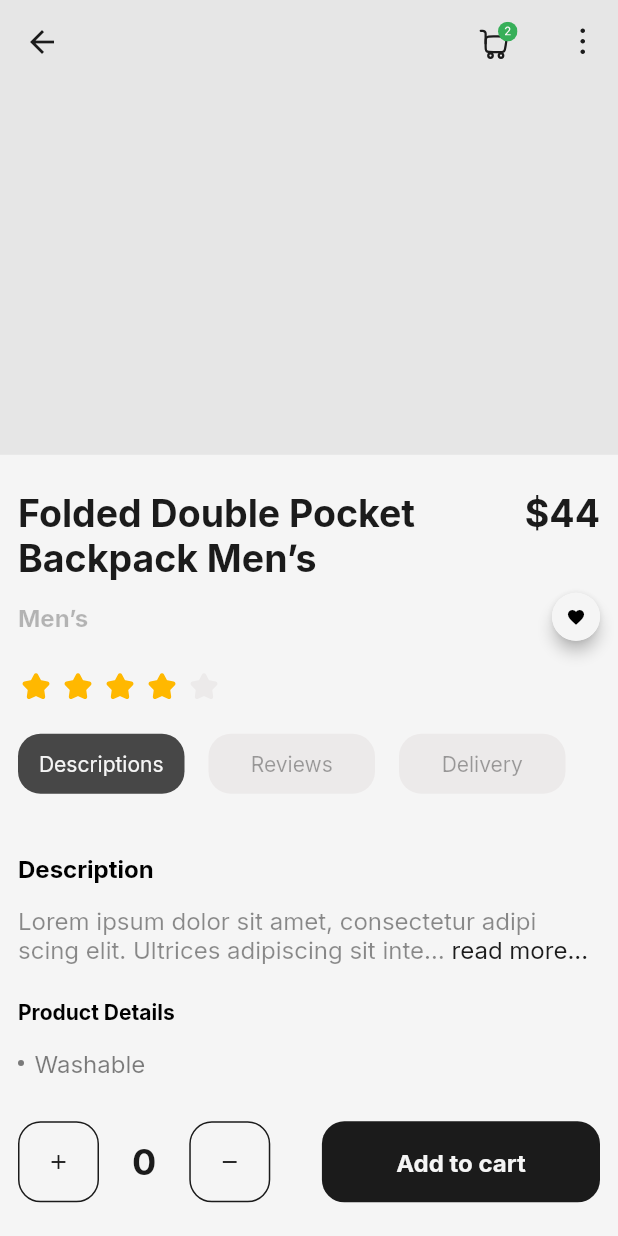
After one commit to techofic/Finesse-App, a Flutter app: the ProductDetails screen opened by its route, on a phone screen of 412 x 824 dp. The commit adds this screen. Run offline on Flutter 3.47's test engine with Material 2 defaults, Android fonts, the phone set to English and light mode, and no system bars; drawn by our look-alikes of readmore; our stand-ins replace banner_carousel, convex_bottom_bar, flutter_svg, flutter_switch, google_fonts, group_radio_button; missing offline and left inert: find_dropdown; project files that could hold a hidden picture were left out.

Commit message:
ui-product-details-page

```diff
--- a/lib/main.dart
+++ b/lib/main.dart
@@ -6,6 +6,7 @@ import 'package:finesse/views/screens/auth/resetpassword/view/reset_password_pag
 import 'package:finesse/views/screens/auth/signup/view/signup_page.dart';
 import 'package:finesse/views/screens/category/men_categories.dart';
 import 'package:finesse/views/screens/main_screen.dart';
+import 'package:finesse/views/screens/product_details/product_details.dart';
 import 'package:flutter/material.dart';
 
 
@@ -35,6 +36,7 @@ class MyApp extends StatelessWidget {
         '/confirmPassword': (context) => const ConfirmPasswordPage(),
         '/notification': (context) => const NotificationPage(),
         '/menCategories': (context) => const MenSection(),
+        '/productDetails': (context) => const ProductDetails(),
 
       },
     );
--- a/lib/views/globalComponents/card/product_card.dart
+++ b/lib/views/globalComponents/card/product_card.dart
@@ -27,7 +27,11 @@ class ProductCard extends StatelessWidget {
   Widget build(BuildContext context) {
     return Stack(
       children: [
-        Container(
+        InkWell(
+          onTap: (){
+            Navigator.pushNamed(context, '/productDetails');
+          },
+          child: Container(
             width: MediaQuery.of(context).size.width * 0.4,
             height: 183,
             padding: const EdgeInsets.all(12),
@@ -141,6 +145,7 @@ class ProductCard extends StatelessWidget {
               ],
             ),
           ),
+        ),
         check == true
             ? Positioned(
                 right: 36,
--- /dev/null
+++ b/lib/views/screens/product_details/components/product_delivery.dart
@@ -0,0 +1,66 @@
+import 'package:finesse/views/styles/k_colors.dart';
+import 'package:flutter/material.dart';
+import 'package:flutter_svg/svg.dart';
+
+import '../../../styles/k_text_style.dart';
+
+class ProductDelivery extends StatelessWidget {
+  const ProductDelivery({Key? key}) : super(key: key);
+
+  @override
+  Widget build(BuildContext context) {
+    return Column(
+      children: [
+        Row(
+          mainAxisAlignment: MainAxisAlignment.spaceBetween,
+          children: [
+            Text(
+              'Delivery',
+              style: KTextStyle.subtitle7.copyWith(color: Colors.black),
+            ),
+            SvgPicture.asset('assets/images/bottom-arrow.svg'),
+          ],
+        ),
+        const SizedBox(height: 25),
+        Column(
+          crossAxisAlignment: CrossAxisAlignment.start,
+          children: [
+            Row(
+              mainAxisAlignment: MainAxisAlignment.spaceBetween,
+              children: [
+                Text(
+                  'Standard Delivery',
+                  style: KTextStyle.subtitle4.copyWith(color: KColor.baseBlack.withOpacity(0.8),),
+                ),
+                Text(
+                  '\$30',
+                  style: KTextStyle.subtitle7.copyWith(color: KColor.baseBlack),
+                ),
+              ],
+            ),
+            const SizedBox(height: 25),
+            Text(
+              '20-25 working days',
+              style: KTextStyle.description.copyWith(color:KColor.blackbg.withOpacity(0.5)),
+            ),
+            const Padding(
+              padding:  EdgeInsets.symmetric(vertical: 16.0),
+              child: Divider(color: KColor.dividerColor,),
+            ),
+            Row(
+              mainAxisAlignment: MainAxisAlignment.spaceBetween,
+              children: [
+                Text(
+                  'Standard Delivery',
+                  style: KTextStyle.subtitle4.copyWith(color: KColor.baseBlack.withOpacity(0.8),),
+                ),
+                SvgPicture.asset('assets/images/bottom-arrow.svg'),
+              ],
+            ),
+            const SizedBox(height: 35),
+          ],
+        )
+      ],
+    );
+  }
+}
--- /dev/null
+++ b/lib/views/screens/product_details/components/product_description.dart
@@ -0,0 +1,160 @@
+import 'package:finesse/views/styles/k_colors.dart';
+import 'package:finesse/views/styles/k_text_style.dart';
+import 'package:flutter/material.dart';
+import 'package:readmore/readmore.dart';
+
+class ProductDescription extends StatefulWidget {
+  const ProductDescription({Key? key}) : super(key: key);
+
+  @override
+  State<ProductDescription> createState() => _ProductDescriptionState();
+}
+
+class _ProductDescriptionState extends State<ProductDescription> {
+  String details =
+      "Lorem ipsum dolor sit amet, consectetur adipi scing elit. Ultrices adipiscing sit integer ornare cras massa nulla. ces adipi scing sit integer ornare cras massa nulla";
+
+  @override
+  Widget build(BuildContext context) {
+    return Column(
+      crossAxisAlignment: CrossAxisAlignment.start,
+      children: [
+        Text(
+          'Description',
+          style: KTextStyle.subtitle7.copyWith(color: Colors.black),
+        ),
+        Padding(
+          padding: const EdgeInsets.only(top: 16.0, bottom: 24),
+          child: ReadMoreText(
+            details,
+            trimLines: 2,
+            colorClickableText: Colors.pink,
+            trimMode: TrimMode.Line,
+            trimCollapsedText: 'read more...',
+            trimExpandedText: ' Show less',
+            style: KTextStyle.description.copyWith(
+              color: KColor.blackbg.withOpacity(0.5),
+            ),
+            moreStyle: KTextStyle.description.copyWith(
+              color: KColor.blackbg,
+            ),
+            lessStyle: KTextStyle.description.copyWith(
+              color: KColor.blackbg,
+            ),
+          ),
+        ),
+        Text(
+          'Product Details',
+          style: KTextStyle.subtitle4.copyWith(color: Colors.black),
+        ),
+        const SizedBox(height: 16),
+        Row(
+          children: [
+            CircleAvatar(
+              radius: 2,
+              backgroundColor: KColor.black.withOpacity(0.5),
+            ),
+            const SizedBox(width: 7),
+            Text(
+              'Washable',
+              style: KTextStyle.description.copyWith(
+                color: KColor.black.withOpacity(0.5),
+              ),
+            ),
+          ],
+        ),
+        const SizedBox(height: 8),
+        Row(
+          children: [
+            CircleAvatar(
+              radius: 2,
+              backgroundColor: KColor.black.withOpacity(0.5),
+            ),
+            const SizedBox(width: 7),
+            Text(
+              'High Quality',
+              style: KTextStyle.description.copyWith(
+                color: KColor.black.withOpacity(0.5),
+              ),
+            ),
+          ],
+        ),
+        const SizedBox(height: 8),
+        Row(
+          children: [
+            CircleAvatar(
+              radius: 2,
+              backgroundColor: KColor.black.withOpacity(0.5),
+            ),
+            const SizedBox(width: 7),
+            Text(
+              'Travel Friendly',
+              style: KTextStyle.description.copyWith(
+                color: KColor.black.withOpacity(0.5),
+              ),
+            ),
+          ],
+        ),
+        const SizedBox(height: 32),
+        Text(
+          'Recommended',
+          style: KTextStyle.subtitle4.copyWith(color: Colors.black),
+        ),
+        const SizedBox(height: 16),
+        Container(
+          height: 150,
+          child: ListView.builder(
+            scrollDirection: Axis.horizontal,
+            itemCount: 4,
+            itemBuilder: (BuildContext context, int index) {
+              return Column(
+                children: [
+                  Container(
+                    height: 113,
+                    padding: const EdgeInsets.symmetric(horizontal: 18),
+                    margin: const EdgeInsets.only(right: 24),
+                    decoration: BoxDecoration(
+                      borderRadius: BorderRadius.circular(15),
+                      color: KColor.appBackground,
+                      boxShadow: [
+                        BoxShadow(
+                          color: KColor.shadowColor.withOpacity(0.2),
+                          spreadRadius: 0,
+                          blurRadius: 12,
+                          offset:
+                              const Offset(4, 4), // changes position of shadow
+                        ),
+                        BoxShadow(
+                          color: KColor.shadowColor.withOpacity(0.2),
+                          spreadRadius: 0,
+                          blurRadius: 12,
+                          offset: const Offset(
+                              -4, -4), // changes position of shadow
+                        ),
+                      ],
+                    ),
+                    child: Center(
+                      child: Image.asset(
+                        'assets/images/travel-bag.png',
+                        height: 57,
+                      ),
+                    ),
+                  ),
+                  Padding(
+                    padding: const EdgeInsets.only(right: 24.0, top: 4),
+                    child: Text(
+                      '\$44.90',
+                      style:
+                          KTextStyle.subtitle4.copyWith(color: KColor.blackbg),
+                    ),
+                  ),
+                ],
+              );
+            },
+          ),
+        ),
+        const SizedBox(height: 20),
+      ],
+    );
+  }
+}
--- /dev/null
+++ b/lib/views/screens/product_details/components/product_review.dart
@@ -0,0 +1,16 @@
+import 'package:flutter/material.dart';
+
+class ProductReview extends StatelessWidget {
+  const ProductReview({Key? key}) : super(key: key);
+
+  @override
+  Widget build(BuildContext context) {
+    return Container(
+      child: Column(
+        children: [
+          Text('review',)
+        ],
+      ),
+    );
+  }
+}
--- /dev/null
+++ b/lib/views/screens/product_details/product_details.dart
@@ -0,0 +1,272 @@
+import 'package:finesse/views/styles/k_colors.dart';
+import 'package:finesse/views/styles/k_text_style.dart';
+import 'package:flutter/material.dart';
+import 'package:flutter_svg/svg.dart';
+import 'package:google_fonts/google_fonts.dart';
+
+import 'components/product_delivery.dart';
+import 'components/product_description.dart';
+import 'components/product_review.dart';
+
+class ProductDetails extends StatefulWidget {
+  const ProductDetails({Key? key}) : super(key: key);
+
+  @override
+  State<ProductDetails> createState() => _ProductDetailsState();
+}
+
+class _ProductDetailsState extends State<ProductDetails> {
+  List<String> items = [
+    "Descriptions",
+    "Reviews",
+    "Delivery",
+  ];
+
+  int current = 0;
+  int count = 0;
+
+  @override
+  Widget build(BuildContext context) {
+    return SafeArea(
+      child: Scaffold(
+        backgroundColor: KColor.whiteBackground,
+        appBar: AppBar(
+          backgroundColor: KColor.cirColor,
+          elevation: 0,
+          leading: InkWell(
+              onTap: () {
+                Navigator.pop(context);
+              },
+              child: const Icon(
+                Icons.arrow_back,
+                size: 24,
+                color: KColor.blackbg,
+              )),
+          actions: [
+            Padding(
+              padding: const EdgeInsets.only(right: 12.0),
+              child: Row(
+                children: [
+                  SvgPicture.asset('assets/images/cart.svg'),
+                  const SizedBox(width: 31.0),
+                  SvgPicture.asset('assets/images/pin.svg'),
+                ],
+              ),
+            ),
+          ],
+        ),
+        body: Column(
+          children: [
+            Container(
+              height: MediaQuery.of(context).size.height * 0.3,
+              color: KColor.cirColor,
+            ),
+            Expanded(
+              child: SingleChildScrollView(
+                child: Container(
+                  margin: const EdgeInsets.only(top: 24, left: 12, right: 12),
+                  child: Column(
+                    crossAxisAlignment: CrossAxisAlignment.start,
+                    children: [
+                      Row(
+                        crossAxisAlignment: CrossAxisAlignment.start,
+                        children: [
+                          Expanded(
+                            child: Text(
+                              "Folded Double Pocket Backpack Men’s",
+                              style: KTextStyle.headline2.copyWith(
+                                color: KColor.blackbg,
+                              ),
+                            ),
+                          ),
+                          Text(
+                            "\$44",
+                            style: KTextStyle.headline2.copyWith(
+                              color: KColor.blackbg,
+                            ),
+                          ),
+                        ],
+                      ),
+                      const SizedBox(height: 8),
+                      Row(
+                        mainAxisAlignment: MainAxisAlignment.spaceBetween,
+                        children: [
+                          Text(
+                            'Men’s',
+                            style: KTextStyle.subtitle7.copyWith(
+                              color: KColor.blackbg.withOpacity(0.3),
+                            ),
+                          ),
+                          Material(
+                            borderRadius: BorderRadius.circular(32),
+                            elevation: 4,
+                            child: const CircleAvatar(
+                              backgroundColor: KColor.appBackground,
+                              radius: 16,
+                              child: Icon(
+                                Icons.favorite_outlined,
+                                color: Colors.black,
+                                size: 13,
+                              ),
+                            ),
+                          ),
+                        ],
+                      ),
+                      Padding(
+                        padding: const EdgeInsets.only(top: 19.0, bottom: 19),
+                        child: SvgPicture.asset('assets/images/rating.svg'),
+                      ),
+                      Column(
+                        crossAxisAlignment: CrossAxisAlignment.start,
+                        children: [
+                          SizedBox(
+                            width: double.infinity,
+                            height: 80,
+                            child: ListView.builder(
+                              physics: const NeverScrollableScrollPhysics(),
+                              itemCount: items.length,
+                              scrollDirection: Axis.horizontal,
+                              itemBuilder: (ctx, index) {
+                                return Column(
+                                  children: [
+                                    GestureDetector(
+                                      onTap: () {
+                                        setState(() {
+                                          current = index;
+                                        });
+                                      },
+                                      child: AnimatedContainer(
+                                        duration:
+                                            const Duration(milliseconds: 300),
+                                        margin:
+                                            const EdgeInsets.only(right: 16),
+                                        width: 111,
+                                        height: 40,
+                                        decoration: BoxDecoration(
+                                          color: index == current
+                                              ? KColor.blackbg.withOpacity(0.8)
+                                              : KColor.searchColor
+                                                  .withOpacity(0.8),
+                                          borderRadius:
+                                              BorderRadius.circular(15),
+                                        ),
+                                        child: Center(
+                                          child: Text(items[index],
+                                              style:
+                                                  KTextStyle.subtitle3.copyWith(
+                                                color: index == current
+                                                    ? KColor.whiteBackground
+                                                    : KColor.blackbg
+                                                        .withOpacity(0.4),
+                                              ),),
+                                        ),
+                                      ),
+                                    ),
+                                  ],
+                                );
+                              },
+                            ),
+                          ),
+
+                          /// MAIN BODY
+                          current == 0 ? ProductDescription() : Container(),
+                          current == 1 ? ProductReview() : Container(),
+                          current == 2 ? ProductDelivery() : Container(),
+                        ],
+                      ),
+                    ],
+                  ),
+                ),
+              ),
+            ),
+            Container(
+              height: MediaQuery.of(context).size.height * 0.12,
+              padding: const EdgeInsets.symmetric(horizontal: 12),
+              child: Row(
+                mainAxisAlignment: MainAxisAlignment.spaceBetween,
+                children: [
+                  Row(
+                    children: [
+                      InkWell(
+                        onTap: () {
+                          setState(() {
+                            count++;
+                          });
+                        },
+                        child: Container(
+                          height: 54,
+                          width: 54,
+                          decoration: BoxDecoration(
+                            border: Border.all(color: KColor.blackbg, width: 1),
+                            borderRadius: BorderRadius.circular(15),
+                          ),
+                          child: const Center(
+                            child: Icon(
+                              Icons.add,
+                              size: 16,
+                              color: KColor.blackbg,
+                            ),
+                          ),
+                        ),
+                      ),
+                      Padding(
+                        padding: const EdgeInsets.symmetric(horizontal: 22.0),
+                        child: Text(
+                          count.toString(),
+                          style: KTextStyle.headline3.copyWith(
+                            color: KColor.blackbg,
+                          ),
+                        ),
+                      ),
+                      InkWell(
+                        onTap: () {
+                          setState(() {
+                            count--;
+                          });
+                        },
+                        child: Container(
+                          height: 54,
+                          width: 54,
+                          decoration: BoxDecoration(
+                            border: Border.all(color: KColor.blackbg, width: 1),
+                            borderRadius: BorderRadius.circular(15),
+                          ),
+                          child: const Center(
+                            child: Icon(
+                              Icons.remove,
+                              size: 16,
+                              color: KColor.blackbg,
+                            ),
+                          ),
+                        ),
+                      ),
+                    ],
+                  ),
+                  InkWell(
+                    onTap: () {},
+                    child: Container(
+                      height: 54,
+                      width: MediaQuery.of(context).size.width * 0.45,
+                      decoration: BoxDecoration(
+                        color: KColor.blackbg,
+                        borderRadius: BorderRadius.circular(15),
+                      ),
+                      child: Center(
+                        child: Text(
+                          'Add to cart',
+                          style: KTextStyle.subtitle1.copyWith(
+                            color: KColor.whiteBackground,
+                          ),
+                        ),
+                      ),
+                    ),
+                  ),
+                ],
+              ),
+            ),
+          ],
+        ),
+      ),
+    );
+  }
+}
--- a/lib/views/styles/k_colors.dart
+++ b/lib/views/styles/k_colors.dart
@@ -43,5 +43,6 @@ class KColor {
   static const Color searchColor = Color(0xFFEAE7E7);
   static const Color cirColor = Color(0xFFE6E6E6);
   static const Color stickerColor = Color(0xFF37AF59);
+  static const Color dividerColor = Color(0xFF797979);
 
 }
--- a/lib/views/styles/k_text_style.dart
+++ b/lib/views/styles/k_text_style.dart
@@ -35,6 +35,12 @@ class KTextStyle {
   static TextStyle dialog = TextStyle(
     fontSize: 16,
     fontWeight: FontWeight.w500,
+    fontFamily: GoogleFonts.inter().fontFamily,
+  );
+
+  static TextStyle description = TextStyle(
+    fontSize: 16,
+    fontWeight: FontWeight.w400,
     fontFamily: GoogleFonts.inter().fontFamily,
   );
 
--- a/pubspec.yaml
+++ b/pubspec.yaml
@@ -42,6 +42,7 @@ dependencies:
   carousel_indicator: ^1.0.6
   banner_carousel: ^1.2.1
   google_fonts: ^3.0.1
+  readmore: ^2.2.0
 
 dev_dependencies:
   flutter_test:
```
Also changed, not shown: assets/images/back.svg (added), assets/images/bottom-arrow.svg (added), assets/images/cart.svg (added), assets/images/pin.svg (added), assets/images/rating.svg (added), assets/images/travel-bag.png (added), pubspec.lock. Lines whose indentation alone changed are shown as unchanged.
